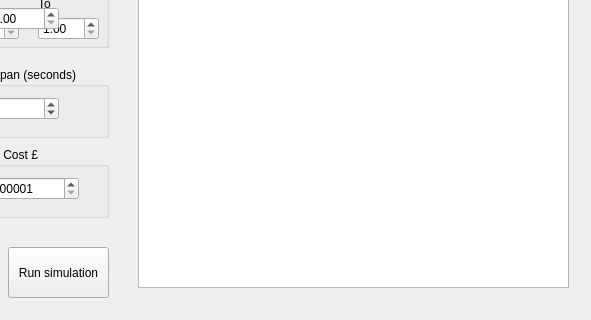
First picture: the form in supercomputer/mainwindow.ui, repository antoniopedrofraga/supercomputer-simulation, before the edit; both pictures show x 272 to 863 and y 152 to 472 of the 863 by 472 pixel window.
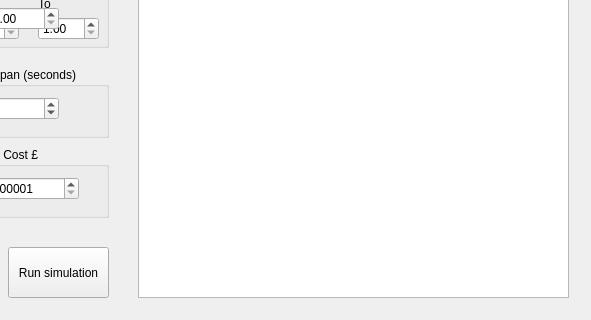
Second picture: the form after the edit.

The edit to the form file:
```diff
--- a/supercomputer/mainwindow.ui
+++ b/supercomputer/mainwindow.ui
@@ -722,7 +722,7 @@
       <x>410</x>
       <y>40</y>
       <width>431</width>
-      <height>381</height>
+      <height>391</height>
      </rect>
     </property>
    </widget>
```
